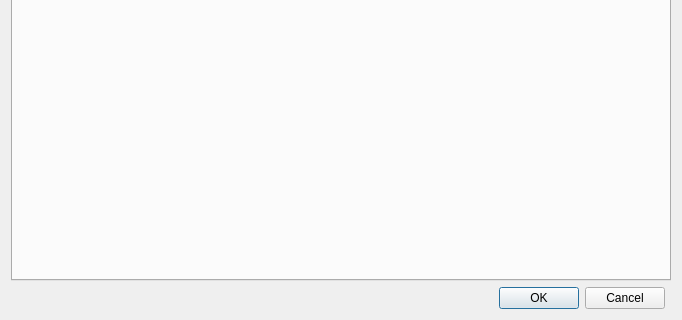
Above: xivoclient/src/config_widget/config_widget.ui from wazo-platform/wazo-client-qt before the change; both pictures show x 0 to 682 and y 337 to 657 of the 682 by 657 pixel window. Below: the same form after it.
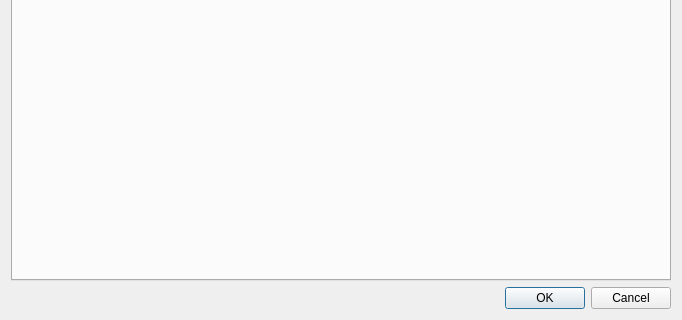
That is the form after the change. Icons and pictures are not drawn.

Commit message: restore verticalLayout for configuration

Patch:
```diff
--- a/xivoclient/src/config_widget/config_widget.ui
+++ b/xivoclient/src/config_widget/config_widget.ui
@@ -23,15 +23,8 @@
    <iconset resource="../../xivoclient.qrc">
     <normaloff>:/images/xivoicon.png</normaloff>:/images/xivoicon.png</iconset>
   </property>
-  <layout class="QGridLayout" name="gridLayout_4">
-   <item row="2" column="0">
-    <widget class="QDialogButtonBox" name="buttonBox">
-     <property name="standardButtons">
-      <set>QDialogButtonBox::Cancel|QDialogButtonBox::Ok</set>
-     </property>
-    </widget>
-   </item>
-   <item row="0" column="0" colspan="2">
+  <layout class="QVBoxLayout" name="verticalLayout_3">
+   <item>
     <widget class="QTabWidget" name="tabWidget">
      <property name="enabled">
       <bool>true</bool>
@@ -888,6 +881,13 @@
      </widget>
     </widget>
    </item>
+   <item>
+    <widget class="QDialogButtonBox" name="buttonBox">
+     <property name="standardButtons">
+      <set>QDialogButtonBox::Cancel|QDialogButtonBox::Ok</set>
+     </property>
+    </widget>
+   </item>
   </layout>
  </widget>
  <resources>
```
